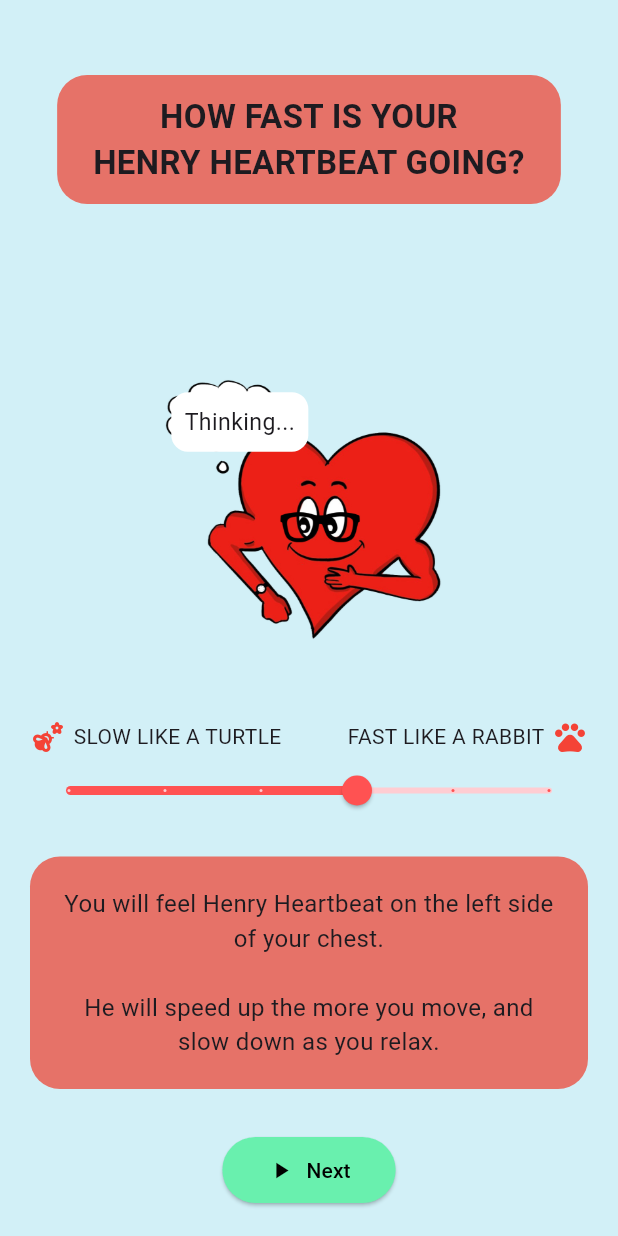
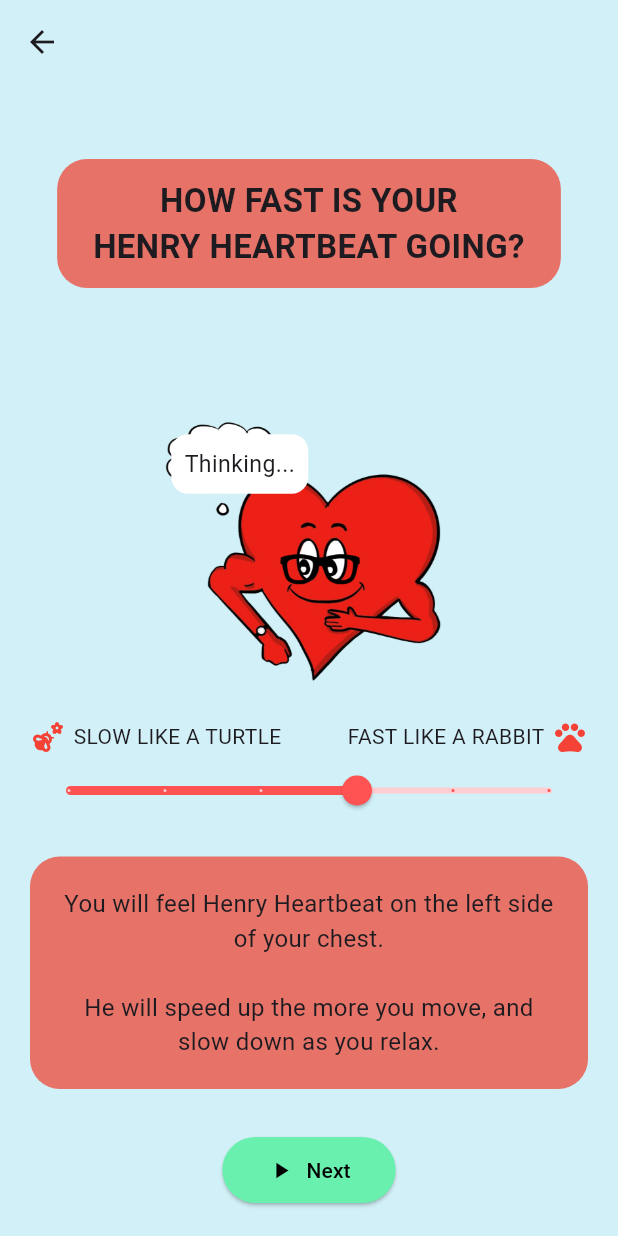
Before and after one commit to cynthiajma/fbiapp, a Flutter app: the screen it shows after launch, after a tap on "Investigate", on a phone screen of 412 x 824 dp. Run offline on Flutter 3.47's test engine with Material 3 defaults, Android fonts, the phone set to English and light mode, and no system bars; our stand-ins replace get; missing offline and left inert: fluttermoji.

Commit message:
resolve changes

```diff
--- a/fbi_app/lib/heartbeat.dart
+++ b/fbi_app/lib/heartbeat.dart
@@ -48,6 +48,11 @@ class _HeartbeatPageState extends State<HeartbeatPage>
   Widget build(BuildContext context) {
     return Scaffold(
       backgroundColor: const Color(0xffd2f0f7),
+      appBar: AppBar(
+        backgroundColor: const Color(0xffd2f0f7),
+        elevation: 0,
+        leading: BackButton(onPressed: () => Navigator.of(context).pop()),
+      ),
       body: SafeArea(
         child: Padding(
           padding: const EdgeInsets.all(20.0),
--- a/fbi_app/lib/home.dart
+++ b/fbi_app/lib/home.dart
@@ -2,6 +2,7 @@ import 'package:flutter/material.dart';
 import 'package:get/get.dart';
 import 'package:fluttermoji/fluttermoji.dart';
 import 'character_library.dart';
+import 'pages/parent_profile.dart';
 import 'heartbeat.dart';
 
 class HomePage extends StatelessWidget {
@@ -18,6 +19,14 @@ class HomePage extends StatelessWidget {
         elevation: 0,
         backgroundColor: pastelPink,
         title: const SizedBox.shrink(),
+        leading: IconButton(
+          icon: const Icon(Icons.person_outline, color: Colors.black87),
+          onPressed: () {
+            Navigator.of(context).push(
+              MaterialPageRoute(builder: (_) => const ParentProfilePage()),
+            );
+          },
+        ),
         actions: const [
           Padding(
             padding: EdgeInsets.only(right: 12),
--- a/fbi_app/pubspec.yaml
+++ b/fbi_app/pubspec.yaml
@@ -62,6 +62,7 @@ flutter:
 
   # To add assets to your application, add an assets section, like this:
   assets:
+    - assets/images/
     - data/characters/
 
 
```
Also changed, not shown: fbi_app/lib/character_library.dart (+16 -2 lines), fbi_app/lib/pages/parent_profile.dart (+5 -5 lines).
